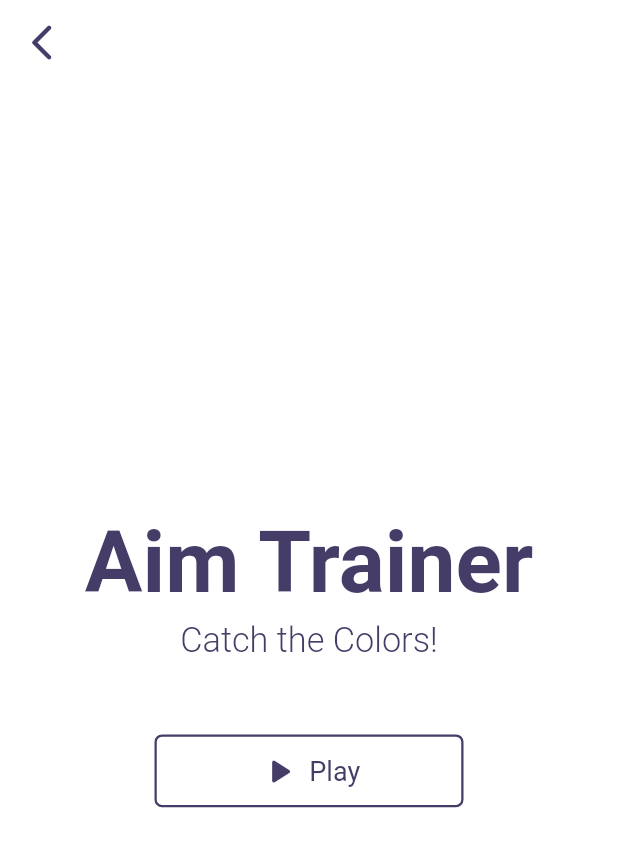
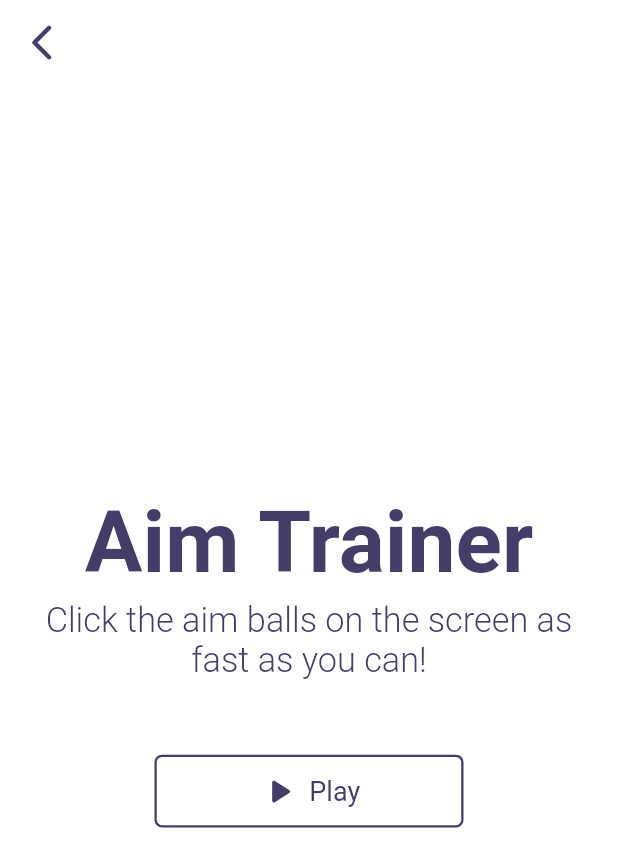
Before and after one commit to Burak-Baylan/human_benchmark_flutter_v2, a Flutter app: the AimTrainerMenu screen opened directly, on a phone screen of 412 x 824 dp. Shown: the top 867 px of the screen. Run offline on Flutter 3.47's test engine with Material 2 defaults, Android fonts, the phone set to English and light mode, and no system bars; our stand-ins replace flutter_mobx, flutter_screenutil, focus_detector, get, get_it, mobx and 2 more; generated files the repository leaves out were written again; Roboto replaces fonts that are missing (GemunuLibre).

Commit message:
update: aim trainer menu text changed

```diff
--- a/lib/pages/aim_trainer/aim_trainer_menu/aim_trainer_menu.dart
+++ b/lib/pages/aim_trainer/aim_trainer_menu/aim_trainer_menu.dart
@@ -55,7 +55,7 @@ class _AimTrainerMenuState extends State<AimTrainerMenu> {
                   ),
                   SizedBox(height: 5.h),
                   LessText.lessFuturedText(
-                    text: 'Catch the Colors!',
+                    text: 'Click the aim balls on the screen as fast as you can!',
                     color: MyColors.secondaryColor,
                     fontSize: 20.sp,
                     fontWeight: FontWeight.w300,
```
